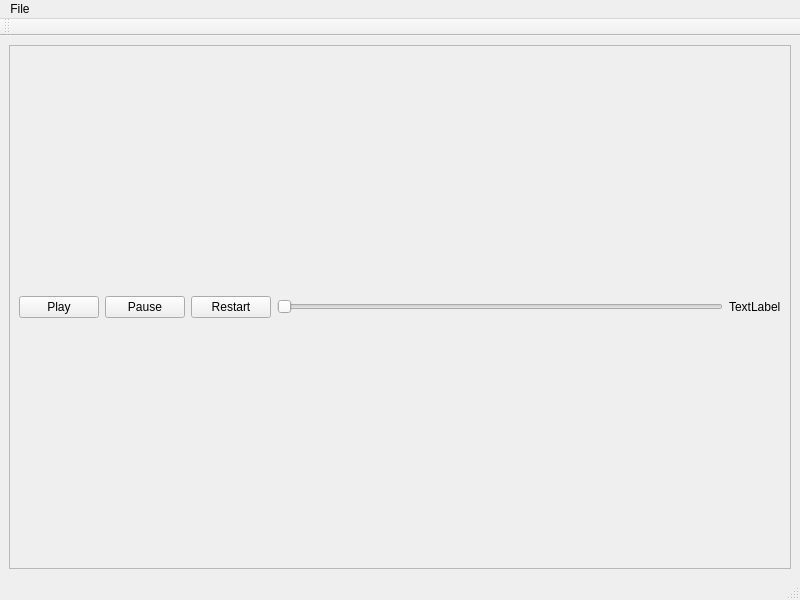
kiays/ScriptPlayer, file src/mainwindow.ui: the form before one commit.
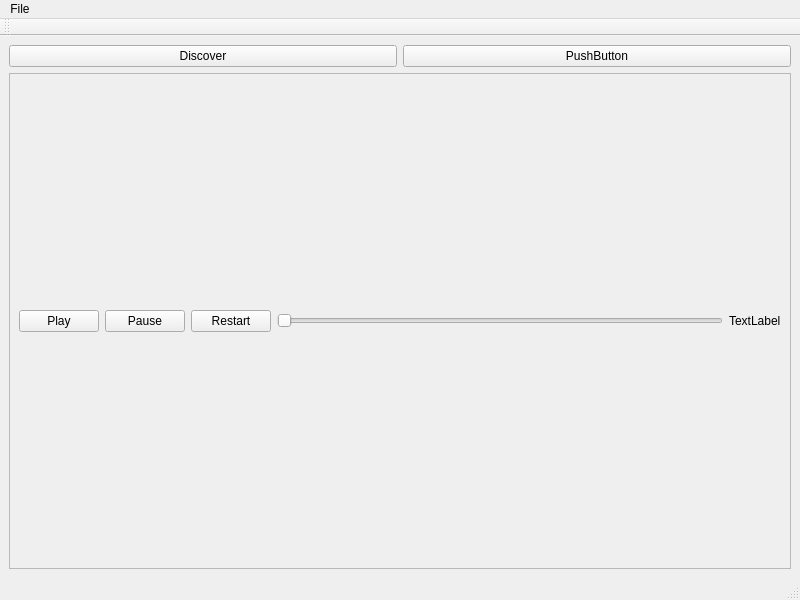
The form after the commit.

Patch:
```diff
--- a/src/mainwindow.ui
+++ b/src/mainwindow.ui
@@ -15,6 +15,24 @@
   </property>
   <widget class="QWidget" name="centralwidget">
    <layout class="QVBoxLayout" name="verticalLayout">
+    <item>
+     <layout class="QHBoxLayout" name="horizontalLayout_2">
+      <item>
+       <widget class="QPushButton" name="discoverDeviceButton">
+        <property name="text">
+         <string>Discover</string>
+        </property>
+       </widget>
+      </item>
+      <item>
+       <widget class="QPushButton" name="pushButton">
+        <property name="text">
+         <string>PushButton</string>
+        </property>
+       </widget>
+      </item>
+     </layout>
+    </item>
     <item>
      <widget class="QFrame" name="frame">
       <property name="frameShape">
```
Left out of the diff: 2 changed lines with no effect on the pictures.
